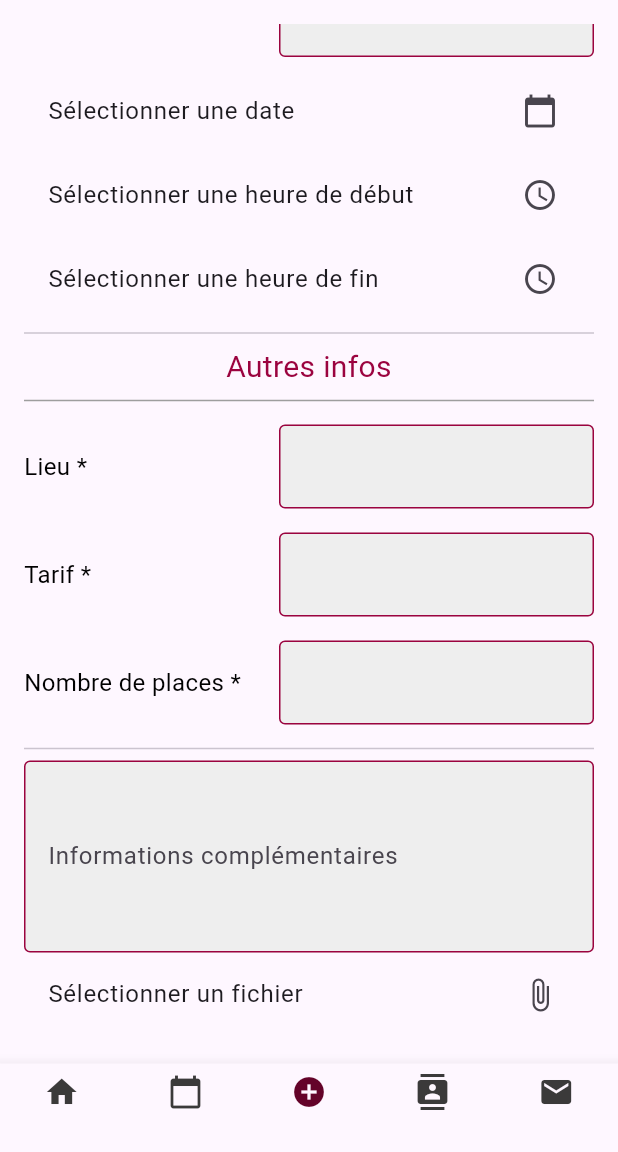
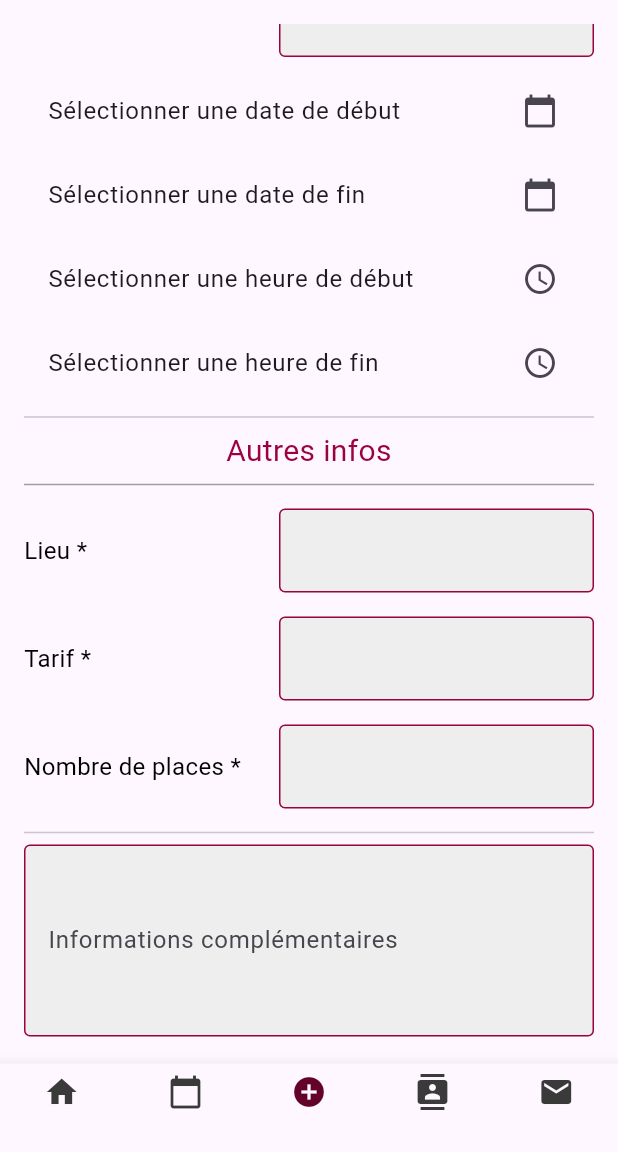
Before and after one commit to Harmony3118/comunique2024, a Flutter app: the BasePage screen opened directly, scrolled down 576 dp, on a phone screen of 412 x 824 dp, the part 84-1236 px from its top. Run offline on Flutter 3.47's test engine with Material 3 defaults, Android fonts, the phone set to English and light mode, and no system bars; our stand-ins replace file_picker, image_picker, multi_select_flutter, sqflite, table_calendar; missing offline and left inert: gsheets; accounts and stored records are empty; network calls fail; key blocks and very long unbroken strings in the code were emptied for the run.

Commit message:
Affichage dates pour la création d'event

```diff
--- a/lib/page/page_formulaire_event.dart
+++ b/lib/page/page_formulaire_event.dart
@@ -4,6 +4,7 @@ import 'package:flutter/services.dart'; // Pour utiliser FilteringTextInputForma
 import 'page_ajout.dart'; // Pour la redirection en arrière
 import 'bdd/event.dart';
 import 'bdd/bdd.dart';
+import 'package:intl/intl.dart'; // Importation de DateFormat
 
 class EventCreationForm extends StatefulWidget {
   @override
@@ -26,6 +27,8 @@ class _EventCreationFormState extends State<EventCreationForm> {
   final GlobalKey<FormState> formKey = GlobalKey<FormState>();
 
   DateTime? _selectedDate;
+  DateTime? _selectedStartDate;
+  DateTime? _selectedEndDate;
   TimeOfDay? _startTime;
   TimeOfDay? _endTime;
   bool _inscriptionViaApp = false;
@@ -103,18 +106,23 @@ class _EventCreationFormState extends State<EventCreationForm> {
     }
   }*/
 
-  // Fonction pour sélectionner une date
-  Future<void> _selectDate(BuildContext context) async {
+   // Fonction pour sélectionner une date (soit de début, soit de fin)
+  Future<void> _selectDate(BuildContext context, bool isStartDate) async {
     final DateTime? picked = await showDatePicker(
       context: context,
       initialDate: DateTime.now(),
       firstDate: DateTime(2020),
       lastDate: DateTime(2101),
     );
-    if (picked != null && picked != _selectedDate)
+    if (picked != null) {
       setState(() {
-        _selectedDate = picked;
+        if (isStartDate) {
+          _selectedStartDate = picked;
+        } else {
+          _selectedEndDate = picked;
+        }
       });
+    }
   }
 
   // Fonction pour sélectionner une heure
@@ -387,16 +395,27 @@ class _EventCreationFormState extends State<EventCreationForm> {
               });
             }),
             _buildInputRow("Titre de l'info", _titreController),
-            // Choisir la date
+            // Champ pour la date de début
             ListTile(
               title: Text(
-                _selectedDate == null
-                    ? 'Sélectionner une date'
-                    : 'Date : ${_selectedDate!.toLocal()}'.split(' ')[0],
+                _selectedStartDate == null
+                    ? 'Sélectionner une date de début'
+                    : 'Date de début : ${DateFormat('dd/MM/yyyy').format(_selectedStartDate!)}',
                 style: TextStyle(fontSize: 16),
               ),
               trailing: Icon(Icons.calendar_today),
-              onTap: () => _selectDate(context),
+              onTap: () => _selectDate(context, true), // true pour la date de début
+            ),
+            // Champ pour la date de fin
+            ListTile(
+              title: Text(
+                _selectedEndDate == null
+                    ? 'Sélectionner une date de fin'
+                    : 'Date de fin : ${DateFormat('dd/MM/yyyy').format(_selectedEndDate!)}',
+                style: TextStyle(fontSize: 16),
+              ),
+              trailing: Icon(Icons.calendar_today),
+              onTap: () => _selectDate(context, false), // false pour la date de fin
             ),
             // Heure de début
             ListTile(
--- a/lib/widget/card_home.dart
+++ b/lib/widget/card_home.dart
@@ -1,10 +1,10 @@
 import 'package:comunique2024/page/page_file_actualite.dart';
 import 'package:flutter/material.dart';
-
 
 class CardHome extends StatefulWidget {
   final String office;
   final String role;
+  final String object;
   final String eventTitle;
   final String eventDate;
   final String eventTime;
@@ -14,11 +14,11 @@ class CardHome extends StatefulWidget {
   final bool isPinned; // Indique si l'événement est épinglé
   final VoidCallback onPinToggle; // Callback pour mettre à jour l'épingle
 
-
   const CardHome({
     Key? key,
     required this.office,
     required this.role,
+    required this.object,
     required this.eventTitle,
     required this.eventDate,
     required this.eventTime,
@@ -28,8 +28,6 @@ class CardHome extends StatefulWidget {
     required this.isPinned,
     required this.onPinToggle,
   }) : super(key: key);
-
-
 
   @override
   _CardHomeState createState() => _CardHomeState();
```
Also changed, not shown: lib/page/page_file_actualite.dart (+12 -4 lines).
